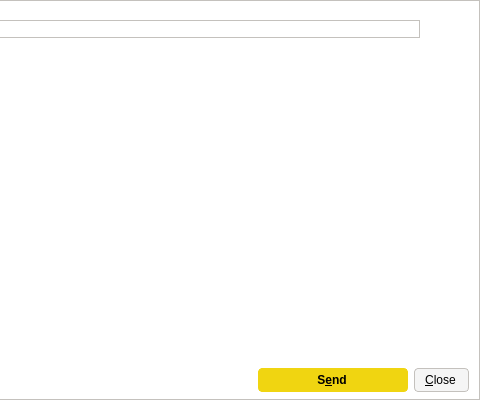
piratecash/piratecash, file src/qt/forms/sendmessagesdialog.ui: the form before one commit; both pictures show x 370 to 850 and y 0 to 400 of the 850 by 400 pixel window.
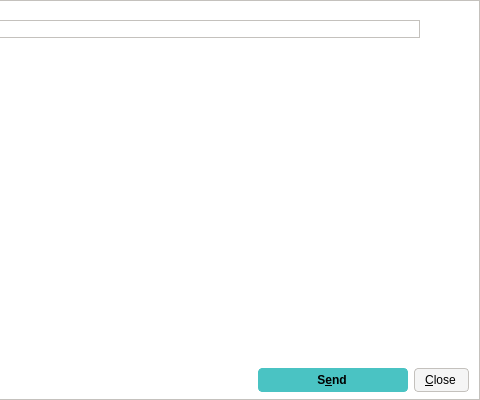
The form after the commit. Icons and pictures are not drawn. Custom widgets are drawn as their Qt base class.

```diff
--- a/src/qt/forms/sendmessagesdialog.ui
+++ b/src/qt/forms/sendmessagesdialog.ui
@@ -250,10 +250,10 @@
         <string>Confirm the send action</string>
        </property>
        <property name="styleSheet">
-        <string notr="true">background-color: rgb(240, 213, 17);
+        <string notr="true">background-color: rgb(74, 195, 195);
 color: rgb(0,0,0);
 border-radius: 4px;
-border-color:  rgb(240, 213, 17);
+border-color:  rgb(74, 195, 195);
 font-weight: 600;
 padding: 4px;
 padding-left: 10px;
```
